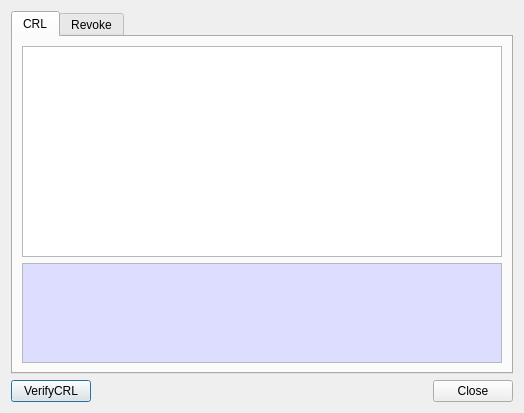
Above: CertMan/crl_info_dlg.ui from jykim74/CertMan before the change. Below: the same form after it.
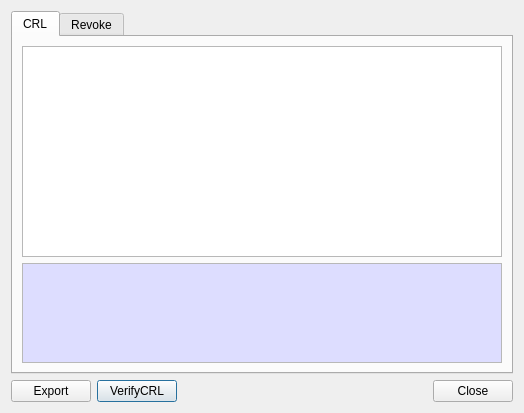
That is the form after the change. The open tabs and pages were chosen to show the change.

```diff
--- a/CertMan/crl_info_dlg.ui
+++ b/CertMan/crl_info_dlg.ui
@@ -23,7 +23,7 @@
       </size>
      </property>
      <property name="currentIndex">
-      <number>1</number>
+      <number>0</number>
      </property>
      <widget class="QWidget" name="mCRLTab">
       <attribute name="title">
@@ -129,21 +129,21 @@
      <property name="topMargin">
       <number>0</number>
      </property>
-     <item row="0" column="0">
+     <item row="0" column="1">
       <widget class="QPushButton" name="mVerifyCRLBtn">
        <property name="text">
         <string>VerifyCRL</string>
        </property>
       </widget>
      </item>
-     <item row="0" column="2">
+     <item row="0" column="3">
       <widget class="QPushButton" name="mCloseBtn">
        <property name="text">
         <string>Close</string>
        </property>
       </widget>
      </item>
-     <item row="0" column="1">
+     <item row="0" column="2">
       <spacer name="horizontalSpacer">
        <property name="orientation">
         <enum>Qt::Horizontal</enum>
@@ -156,6 +156,13 @@
        </property>
       </spacer>
      </item>
+     <item row="0" column="0">
+      <widget class="QPushButton" name="mExportBtn">
+       <property name="text">
+        <string>Export</string>
+       </property>
+      </widget>
+     </item>
     </layout>
    </item>
   </layout>
```
